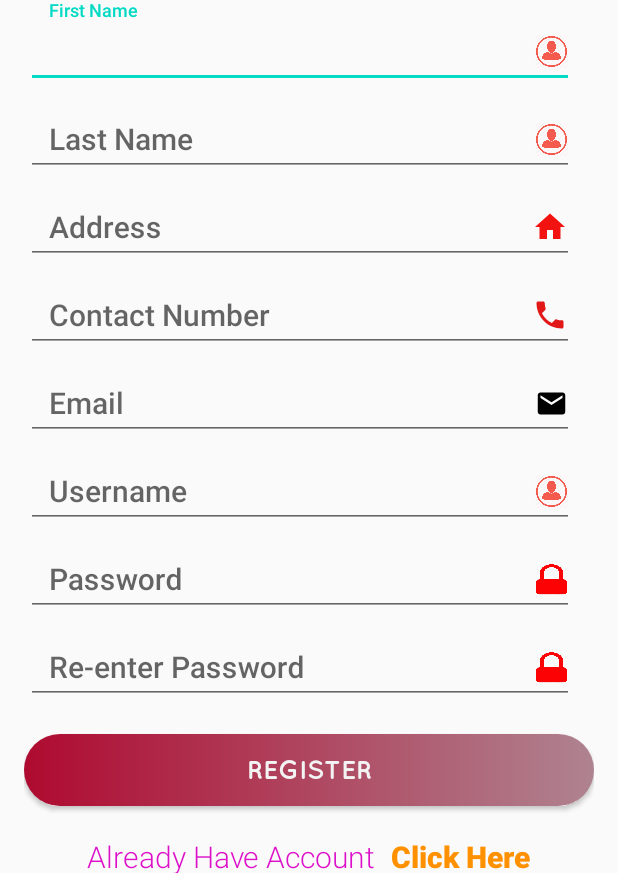
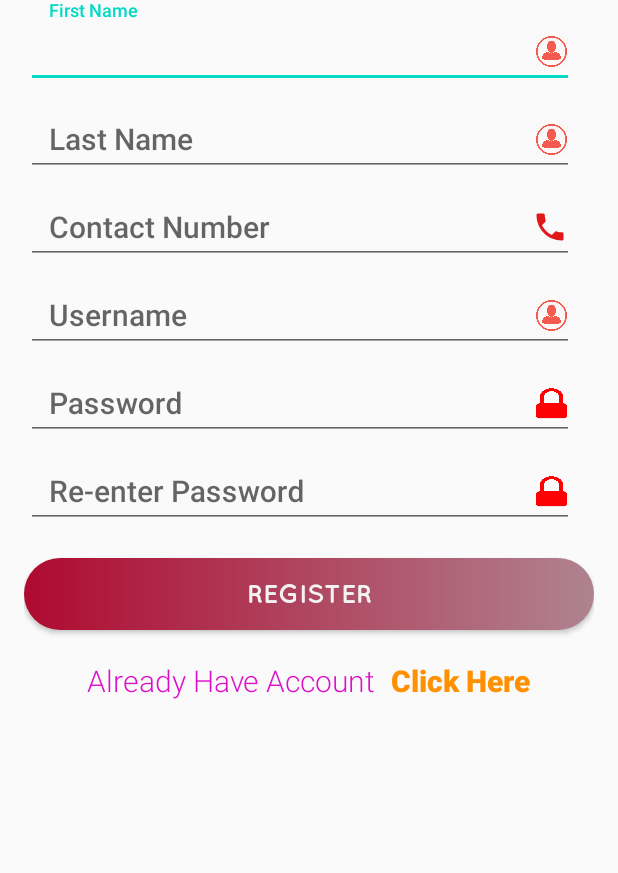
Before and after one commit to sapkotanavin21/PizzaDelivery, an Android app: the RegisterActivity screen opened directly, with no data from a screen before it, after a tap on an icon or button, on a phone screen of 412 x 824 dp, the part 363-1236 px from its top. Run offline under Robolectric (Android 15) with nearby library versions, the phone set to English and light mode, and no system bars; our stand-ins replace CircleImageView.

Commit message:
register system design

```diff
--- a/app/src/main/res/layout/activity_login.xml
+++ b/app/src/main/res/layout/activity_login.xml
@@ -70,7 +70,6 @@
         android:text="Login">
     </Button>
 
-
     <LinearLayout
         android:layout_width="match_parent"
         android:layout_height="wrap_content"
--- a/app/src/main/res/layout/activity_register.xml
+++ b/app/src/main/res/layout/activity_register.xml
@@ -43,17 +43,6 @@
                 android:hint="Last Name" />
         </com.google.android.material.textfield.TextInputLayout>
 
-        <com.google.android.material.textfield.TextInputLayout
-            android:layout_width="match_parent"
-            android:layout_height="wrap_content">
-
-            <EditText
-                android:id="@+id/etaddress"
-                style="@style/register"
-                android:layout_height="wrap_content"
-                android:drawableRight="@drawable/ic_home_black_24dp"
-                android:hint="Address" />
-        </com.google.android.material.textfield.TextInputLayout>
 
         <com.google.android.material.textfield.TextInputLayout
             android:layout_width="match_parent"
@@ -67,18 +56,6 @@
                 android:hint="Contact Number" />
         </com.google.android.material.textfield.TextInputLayout>
 
-        <com.google.android.material.textfield.TextInputLayout
-            android:layout_width="match_parent"
-            android:layout_height="wrap_content">
-
-            <EditText
-                android:id="@+id/etemail"
-                style="@style/register"
-                android:layout_height="wrap_content"
-                android:drawableRight="@drawable/ic_email"
-                android:fontFamily="sans-serif-medium"
-                android:hint="Email" />
-        </com.google.android.material.textfield.TextInputLayout>
 
         <com.google.android.material.textfield.TextInputLayout
             android:layout_width="match_parent"
@@ -156,8 +133,6 @@
                 android:textColor="#FF9100"
                 android:textSize="20dp"
                 android:textStyle="bold" />
-
-
         </LinearLayout>
 
     </LinearLayout>
```
